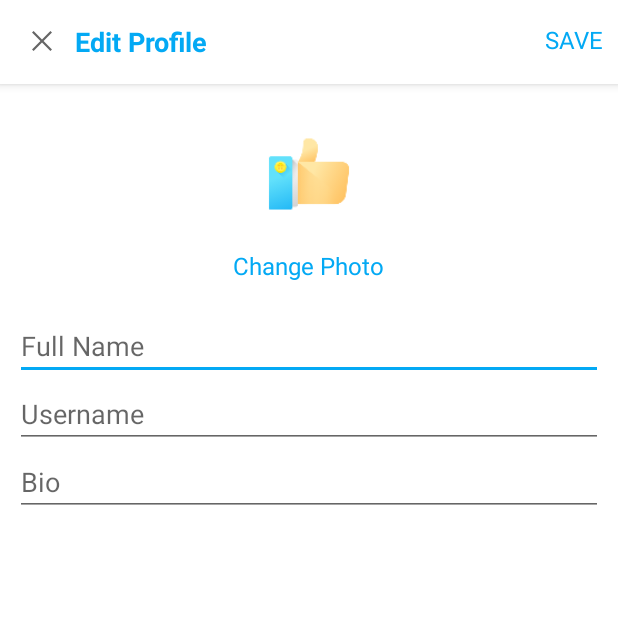
After one commit to khanhduy1407/socify-android, an Android app: the EditProfileActivity screen opened directly, with no data from a screen before it, on a phone screen of 412 x 824 dp, the top half of it. The commit adds this screen. Run offline under Robolectric (Android 15) with nearby library versions, the phone set to English and light mode, and no system bars; our stand-ins replace CircleImageView, Firebase (no records; nobody signed in at launch, a user with empty details on screens opened directly); libraries missing offline, so code that uses them is left out: com.theartofdev.edmodo; pictures from the network do not load; 4 statements that could not run were skipped.

Commit message:
chore: Edit Your Profile

```diff
--- a/app/src/main/AndroidManifest.xml
+++ b/app/src/main/AndroidManifest.xml
@@ -11,6 +11,9 @@
     android:roundIcon="@mipmap/ic_launcher_round"
     android:supportsRtl="true"
     android:theme="@style/Theme.Socify">
+    <activity
+      android:name=".ui.EditProfileActivity"
+      android:exported="false" />
     <activity
       android:name=".ui.CommentsActivity"
       android:exported="false" />
--- /dev/null
+++ b/app/src/main/java/com/socify/app/ui/EditProfileActivity.java
@@ -0,0 +1,199 @@
+package com.socify.app.ui;
+
+import android.app.ProgressDialog;
+import android.content.ContentResolver;
+import android.content.Intent;
+import android.net.Uri;
+import android.os.Bundle;
+import android.view.View;
+import android.webkit.MimeTypeMap;
+import android.widget.ImageView;
+import android.widget.TextView;
+import android.widget.Toast;
+
+import androidx.annotation.NonNull;
+import androidx.annotation.Nullable;
+import androidx.appcompat.app.AppCompatActivity;
+
+import com.bumptech.glide.Glide;
+import com.google.android.gms.tasks.Continuation;
+import com.google.android.gms.tasks.OnCompleteListener;
+import com.google.android.gms.tasks.OnFailureListener;
+import com.google.android.gms.tasks.Task;
+import com.google.android.material.textfield.TextInputEditText;
+import com.google.firebase.auth.FirebaseAuth;
+import com.google.firebase.auth.FirebaseUser;
+import com.google.firebase.database.DataSnapshot;
+import com.google.firebase.database.DatabaseError;
+import com.google.firebase.database.DatabaseReference;
+import com.google.firebase.database.FirebaseDatabase;
+import com.google.firebase.database.ValueEventListener;
+import com.google.firebase.storage.FirebaseStorage;
+import com.google.firebase.storage.StorageReference;
+import com.google.firebase.storage.StorageTask;
+import com.socify.app.R;
+import com.socify.app.ui.models.User;
+import com.theartofdev.edmodo.cropper.CropImage;
+import com.theartofdev.edmodo.cropper.CropImageView;
+
+import java.util.HashMap;
+
+public class EditProfileActivity extends AppCompatActivity {
+
+  ImageView close, image_profile;
+  TextView save, tv_change;
+  TextInputEditText fullname, username, bio;
+
+  FirebaseUser firebaseUser;
+
+  private Uri mImageUri;
+  private StorageTask uploadTask;
+  StorageReference storageRef;
+
+  @Override
+  protected void onCreate(Bundle savedInstanceState) {
+    super.onCreate(savedInstanceState);
+    setContentView(R.layout.activity_edit_profile);
+
+    close = findViewById(R.id.close);
+    image_profile = findViewById(R.id.image_profile);
+    save = findViewById(R.id.save);
+    tv_change = findViewById(R.id.tv_change);
+    fullname = findViewById(R.id.fullname);
+    username = findViewById(R.id.username);
+    bio = findViewById(R.id.bio);
+
+    firebaseUser = FirebaseAuth.getInstance().getCurrentUser();
+    storageRef = FirebaseStorage.getInstance().getReference("uploads");
+
+    DatabaseReference reference = FirebaseDatabase.getInstance().getReference("Users").child(firebaseUser.getUid());
+    reference.addValueEventListener(new ValueEventListener() {
+      @Override
+      public void onDataChange(@NonNull DataSnapshot snapshot) {
+        User user = snapshot.getValue(User.class);
+        fullname.setText(user.getFullname());
+        username.setText(user.getUsername());
+        bio.setText(user.getBio());
+        Glide.with(getApplicationContext()).load(user.getImageUrl()).into(image_profile);
+      }
+
+      @Override
+      public void onCancelled(@NonNull DatabaseError error) {
+        //
+      }
+    });
+
+    close.setOnClickListener(new View.OnClickListener() {
+      @Override
+      public void onClick(View v) {
+        finish();
+      }
+    });
+
+    image_profile.setOnClickListener(new View.OnClickListener() {
+      @Override
+      public void onClick(View v) {
+        changeImage();
+      }
+    });
+
+    tv_change.setOnClickListener(new View.OnClickListener() {
+      @Override
+      public void onClick(View v) {
+        changeImage();
+      }
+    });
+
+    save.setOnClickListener(new View.OnClickListener() {
+      @Override
+      public void onClick(View v) {
+        updateProfile(fullname.getText().toString(), username.getText().toString(), bio.getText().toString());
+      }
+    });
+  }
+
+  private void changeImage() {
+    CropImage.activity()
+      .setAspectRatio(1, 1)
+      .setCropShape(CropImageView.CropShape.OVAL)
+      .start(EditProfileActivity.this);
+  }
+
+  private String getFileExtension(Uri uri) {
+    ContentResolver contentResolver = getContentResolver();
+    MimeTypeMap mimeTypeMap = MimeTypeMap.getSingleton();
+    return mimeTypeMap.getExtensionFromMimeType(contentResolver.getType(uri));
+  }
+
+  private void uploadImage() {
+    ProgressDialog pd = new ProgressDialog(this);
+    pd.setMessage("Uploading...");
+    pd.show();
+
+    if (mImageUri != null) {
+      final StorageReference fileReference = storageRef.child(System.currentTimeMillis()+"."+getFileExtension(mImageUri));
+
+      uploadTask = fileReference.putFile(mImageUri);
+      uploadTask.continueWithTask(new Continuation() {
+        @Override
+        public Object then(@NonNull Task task) throws Exception {
+          if (!task.isSuccessful()) {
+            throw task.getException();
+          }
+
+          return fileReference.getDownloadUrl();
+        }
+      }).addOnCompleteListener(new OnCompleteListener<Uri>() {
+        @Override
+        public void onComplete(@NonNull Task<Uri> task) {
+          if (task.isSuccessful()) {
+            Uri downloadUri = task.getResult();
+            String myUrl = downloadUri.toString();
+
+            DatabaseReference reference = FirebaseDatabase.getInstance().getReference("Users").child(firebaseUser.getUid());
+
+            HashMap<String, Object> hashMap = new HashMap<>();
+            hashMap.put("imageUrl", ""+myUrl);
+
+            reference.updateChildren(hashMap);
+            pd.dismiss();
+          } else {
+            Toast.makeText(EditProfileActivity.this, "Failed", Toast.LENGTH_SHORT).show();
+          }
+        }
+      }).addOnFailureListener(new OnFailureListener() {
+        @Override
+        public void onFailure(@NonNull Exception e) {
+          Toast.makeText(EditProfileActivity.this, e.getMessage(), Toast.LENGTH_SHORT).show();
+        }
+      });
+    } else {
+      Toast.makeText(EditProfileActivity.this, "No image selected", Toast.LENGTH_SHORT).show();
+    }
+  }
+
+  private void updateProfile(String fullname, String username, String bio) {
+    DatabaseReference reference = FirebaseDatabase.getInstance().getReference("Users").child(firebaseUser.getUid());
+
+    HashMap<String, Object> hashMap = new HashMap<>();
+    hashMap.put("fullname", fullname);
+    hashMap.put("username", username);
+    hashMap.put("bio", bio);
+
+    reference.updateChildren(hashMap);
+  }
+
+  @Override
+  protected void onActivityResult(int requestCode, int resultCode, @Nullable Intent data) {
+    super.onActivityResult(requestCode, resultCode, data);
+
+    if (requestCode == CropImage.CROP_IMAGE_ACTIVITY_REQUEST_CODE && resultCode == RESULT_OK) {
+      CropImage.ActivityResult result = CropImage.getActivityResult(data);
+      mImageUri = result.getUri();
+
+      uploadImage();
+    } else {
+      Toast.makeText(EditProfileActivity.this, "Something gone wrong!", Toast.LENGTH_SHORT).show();
+    }
+  }
+}
--- a/app/src/main/java/com/socify/app/ui/fragments/ProfileFragment.java
+++ b/app/src/main/java/com/socify/app/ui/fragments/ProfileFragment.java
@@ -1,6 +1,7 @@
 package com.socify.app.ui.fragments;
 
 import android.content.Context;
+import android.content.Intent;
 import android.content.SharedPreferences;
 import android.os.Bundle;
 
@@ -27,6 +28,7 @@ import com.google.firebase.database.DatabaseReference;
 import com.google.firebase.database.FirebaseDatabase;
 import com.google.firebase.database.ValueEventListener;
 import com.socify.app.R;
+import com.socify.app.ui.EditProfileActivity;
 import com.socify.app.ui.adapters.MyPhotoAdapter;
 import com.socify.app.ui.models.Post;
 import com.socify.app.ui.models.User;
@@ -115,7 +117,7 @@ public class ProfileFragment extends Fragment {
         String btn = edit_profile.getText().toString();
 
         if (btn.equals(getContext().getResources().getString(R.string.edit_profile))) {
-          // go to EditProfile
+          startActivity(new Intent(getContext(), EditProfileActivity.class));
         } else if (btn.equals(getContext().getResources().getString(R.string.follow))) {
           // nút theo dõi
           FirebaseDatabase.getInstance().getReference().child("Follow").child(firebaseUser.getUid())
--- /dev/null
+++ b/app/src/main/res/layout/activity_edit_profile.xml
@@ -0,0 +1,106 @@
+<?xml version="1.0" encoding="utf-8"?>
+<LinearLayout xmlns:android="http://schemas.android.com/apk/res/android"
+  xmlns:app="http://schemas.android.com/apk/res-auto"
+  xmlns:tools="http://schemas.android.com/tools"
+  android:id="@+id/main"
+  android:layout_width="match_parent"
+  android:layout_height="match_parent"
+  android:orientation="vertical"
+  tools:context=".ui.EditProfileActivity">
+
+  <com.google.android.material.appbar.AppBarLayout
+    android:id="@+id/appbar"
+    android:layout_width="match_parent"
+    android:layout_height="wrap_content"
+    android:background="?android:attr/windowBackground">
+
+    <com.google.android.material.appbar.MaterialToolbar
+      android:id="@+id/toolbar"
+      android:layout_width="match_parent"
+      android:layout_height="wrap_content"
+      android:background="?android:attr/windowBackground">
+
+      <RelativeLayout
+        android:layout_width="match_parent"
+        android:layout_height="wrap_content">
+
+        <ImageView
+          android:id="@+id/close"
+          android:layout_width="wrap_content"
+          android:layout_height="wrap_content"
+          android:layout_centerVertical="true"
+          android:layout_alignParentStart="true"
+          android:src="@drawable/ic_close" />
+
+        <TextView
+          android:layout_width="wrap_content"
+          android:layout_height="wrap_content"
+          android:layout_centerVertical="true"
+          android:layout_marginStart="10dp"
+          android:layout_toEndOf="@id/close"
+          android:text="@string/edit_profile"
+          android:textSize="18sp"
+          android:textStyle="bold"
+          android:textColor="@color/colorPrimary" />
+
+        <TextView
+          android:id="@+id/save"
+          android:layout_width="wrap_content"
+          android:layout_height="wrap_content"
+          android:layout_marginEnd="10dp"
+          android:layout_alignParentEnd="true"
+          android:text="@string/save"
+          android:textSize="16sp"
+          android:textColor="@color/colorPrimary" />
+
+      </RelativeLayout>
+
+    </com.google.android.material.appbar.MaterialToolbar>
+
+  </com.google.android.material.appbar.AppBarLayout>
+
+  <LinearLayout
+    android:layout_width="match_parent"
+    android:layout_height="wrap_content"
+    android:orientation="vertical"
+    android:padding="10dp">
+
+    <de.hdodenhof.circleimageview.CircleImageView
+      android:id="@+id/image_profile"
+      android:layout_width="80dp"
+      android:layout_height="80dp"
+      android:layout_gravity="center"
+      android:layout_margin="10dp"
+      android:src="@mipmap/ic_launcher" />
+
+    <TextView
+      android:id="@+id/tv_change"
+      android:layout_width="wrap_content"
+      android:layout_height="wrap_content"
+      android:layout_gravity="center"
+      android:text="@string/change_photo"
+      android:textSize="16sp"
+      android:textColor="@color/colorPrimary" />
+
+    <com.google.android.material.textfield.TextInputEditText
+      android:id="@+id/fullname"
+      android:layout_width="match_parent"
+      android:layout_height="wrap_content"
+      android:layout_marginTop="20dp"
+      android:hint="@string/fullname" />
+
+    <com.google.android.material.textfield.TextInputEditText
+      android:id="@+id/username"
+      android:layout_width="match_parent"
+      android:layout_height="wrap_content"
+      android:hint="@string/username" />
+
+    <com.google.android.material.textfield.TextInputEditText
+      android:id="@+id/bio"
+      android:layout_width="match_parent"
+      android:layout_height="wrap_content"
+      android:hint="@string/bio" />
+
+  </LinearLayout>
+
+</LinearLayout>
--- a/app/src/main/res/values/strings.xml
+++ b/app/src/main/res/values/strings.xml
@@ -17,7 +17,8 @@
   <string name="posts">Posts</string>
   <string name="followers">Followers</string>
   <string name="edit_profile">Edit Profile</string>
-  <!-- TODO: Remove or change this placeholder text -->
-  <string name="hello_blank_fragment">Hello blank fragment</string>
   <string name="photo">Photo</string>
+  <string name="save">SAVE</string>
+  <string name="change_photo">Change Photo</string>
+  <string name="bio">Bio</string>
 </resources>
```
Also changed, not shown: 1 other file.
